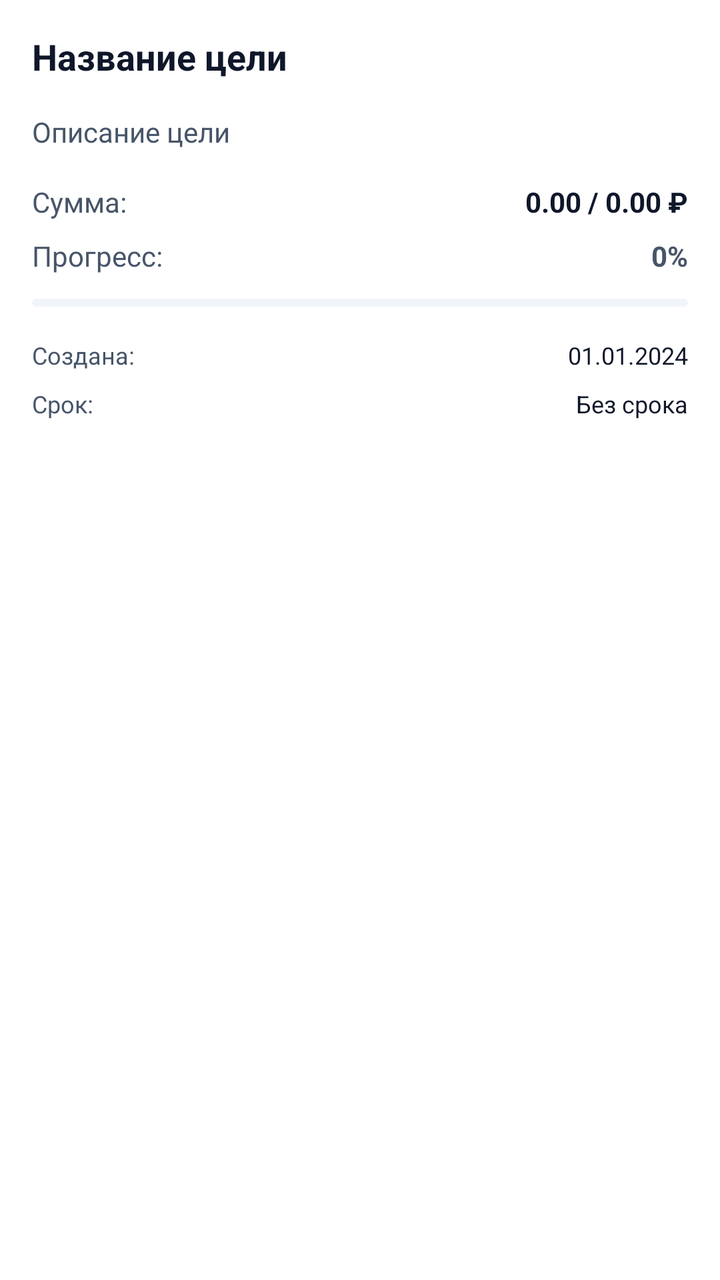
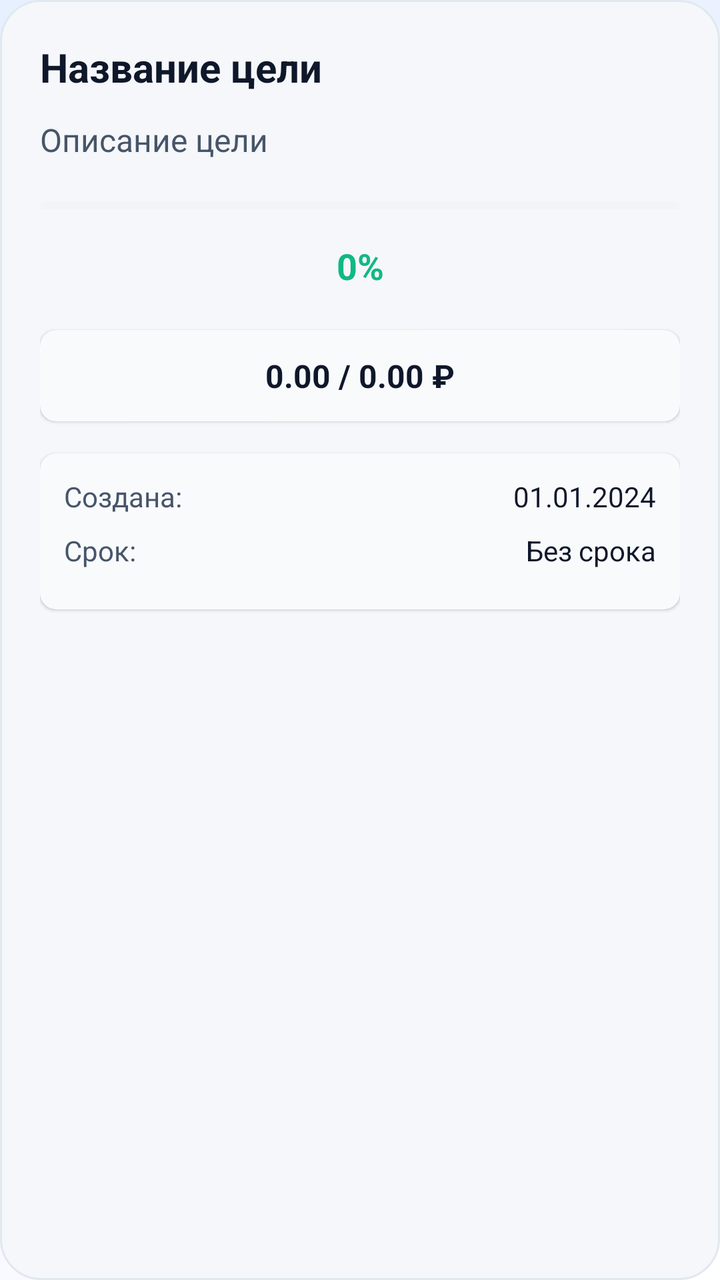

The first picture is an Android layout as it rendered before a commit; the second is the same layout after the commit. The layout source and the unified diff follow.
<!-- AndroidManifest.xml: application theme Theme.Capital -->
<!-- res/layout/dialog_goal_info.xml -->
<?xml version="1.0" encoding="utf-8"?>
<LinearLayout xmlns:android="http://schemas.android.com/apk/res/android"
    xmlns:app="http://schemas.android.com/apk/res-auto"
    android:layout_width="match_parent"
    android:layout_height="wrap_content"
    android:orientation="vertical"
    android:padding="16dp"
    android:background="@color/surface_main">

    
    <TextView
        android:id="@+id/titleText"
        android:layout_width="match_parent"
        android:layout_height="wrap_content"
        android:layout_marginBottom="16dp"
        android:text="Название цели"
        android:textColor="@color/text_main_primary"
        android:textSize="18sp"
        android:textStyle="bold" />

    
    <TextView
        android:id="@+id/descriptionText"
        android:layout_width="match_parent"
        android:layout_height="wrap_content"
        android:layout_marginBottom="16dp"
        android:text="Описание цели"
        android:textColor="@color/text_main_secondary"
        android:textSize="14sp" />

    
    <LinearLayout
        android:layout_width="match_parent"
        android:layout_height="wrap_content"
        android:layout_marginBottom="8dp"
        android:orientation="horizontal">

        <TextView
            android:layout_width="0dp"
            android:layout_height="wrap_content"
            android:layout_weight="1"
            android:text="Сумма:"
            android:textColor="@color/text_main_secondary"
            android:textSize="14sp" />

        <TextView
            android:id="@+id/amountText"
            android:layout_width="wrap_content"
            android:layout_height="wrap_content"
            android:text="0.00 / 0.00 ₽"
            android:textColor="@color/text_main_primary"
            android:textSize="14sp"
            android:textStyle="bold" />

    </LinearLayout>

    
    <LinearLayout
        android:layout_width="match_parent"
        android:layout_height="wrap_content"
        android:layout_marginBottom="12dp"
        android:orientation="horizontal">

        <TextView
            android:layout_width="0dp"
            android:layout_height="wrap_content"
            android:layout_weight="1"
            android:text="Прогресс:"
            android:textColor="@color/text_main_secondary"
            android:textSize="14sp" />

        <TextView
            android:id="@+id/progressText"
            android:layout_width="wrap_content"
            android:layout_height="wrap_content"
            android:text="0%"
            android:textColor="@color/text_main_secondary"
            android:textSize="14sp"
            android:textStyle="bold" />

    </LinearLayout>

    
    <com.google.android.material.progressindicator.LinearProgressIndicator
        android:id="@+id/progressBar"
        android:layout_width="match_parent"
        android:layout_height="8dp"
        android:layout_marginBottom="16dp"
        android:progress="0"
        app:trackColor="@color/divider_main"
        app:trackCornerRadius="4dp"
        app:indicatorColor="@color/accent_green" />

    
    <LinearLayout
        android:layout_width="match_parent"
        android:layout_height="wrap_content"
        android:layout_marginBottom="8dp"
        android:orientation="horizontal">

        <TextView
            android:layout_width="0dp"
            android:layout_height="wrap_content"
            android:layout_weight="1"
            android:text="Создана:"
            android:textColor="@color/text_main_secondary"
            android:textSize="12sp" />

        <TextView
            android:id="@+id/createdAtText"
            android:layout_width="wrap_content"
            android:layout_height="wrap_content"
            android:text="01.01.2024"
            android:textColor="@color/text_main_primary"
            android:textSize="12sp" />

    </LinearLayout>

    
    <LinearLayout
        android:layout_width="match_parent"
        android:layout_height="wrap_content"
        android:orientation="horizontal">

        <TextView
            android:layout_width="0dp"
            android:layout_height="wrap_content"
            android:layout_weight="1"
            android:text="Срок:"
            android:textColor="@color/text_main_secondary"
            android:textSize="12sp" />

        <TextView
            android:id="@+id/deadlineText"
            android:layout_width="wrap_content"
            android:layout_height="wrap_content"
            android:text="Без срока"
            android:textColor="@color/text_main_primary"
            android:textSize="12sp" />

    </LinearLayout>

</LinearLayout>
<!-- resources referenced by this layout -->
<resources>
  <color name="accent_green">#10B981</color>
  <color name="divider_main">#F1F5F9</color>
  <color name="surface_main">#FFFFFF</color>
  <color name="text_main_primary">#0F172A</color>
  <color name="text_main_secondary">#475569</color>
  <style name="Theme.Capital" parent="Base.Theme.Capital" />
  <!-- drawable gradient_background_light (drawable) -->
  <?xml version="1.0" encoding="utf-8"?>
  <shape xmlns:android="http://schemas.android.com/apk/res/android">
      <gradient
          android:startColor="#FFFFFF"
          android:centerColor="#F0F4FF"
          android:endColor="#E6F0FF"
          android:angle="135" />
  </shape>
  <color name="primary_main">#303F9F</color>
  <color name="primary_dark">#1A237E</color>
  <color name="text_white">#FFFFFF</color>
  <color name="text_secondary">#757575</color>
  <color name="black">#000000</color>
  <color name="surface_light">#FDFCFE</color>
  <color name="text_primary">#212121</color>
  <color name="background">#F5F7FA</color>
  <color name="error_main">#F44336</color>
  <style name="Widget.Capital.Button" parent="Widget.MaterialComponents.Button">
          <item name="cornerRadius">12dp</item>
          <item name="android:textColor">@color/text_white</item>
      </style>
  <style name="Widget.Capital.TextInputLayout" parent="Widget.MaterialComponents.TextInputLayout.OutlinedBox">
          <item name="boxCornerRadiusBottomEnd">12dp</item>
          <item name="boxCornerRadiusBottomStart">12dp</item>
          <item name="boxCornerRadiusTopEnd">12dp</item>
          <item name="boxCornerRadiusTopStart">12dp</item>
          <item name="boxStrokeColor">@color/primary_main</item>
          <item name="hintTextColor">@color/text_secondary</item>
          <item name="android:textColorHint">@color/text_secondary</item>
      </style>
  <!-- unchanged entries left out for length: 1 -->
</resources>

<!-- the commit's change to res/layout/dialog_goal_info.xml (unified diff, before → after) -->
@@ -4,18 +4,18 @@
     android:layout_width="match_parent"
     android:layout_height="wrap_content"
     android:orientation="vertical"
-    android:padding="16dp"
-    android:background="@color/surface_main">
+    android:padding="20dp"
+    android:background="@drawable/dialog_background">
 
     
     <TextView
         android:id="@+id/titleText"
         android:layout_width="match_parent"
         android:layout_height="wrap_content"
-        android:layout_marginBottom="16dp"
+        android:layout_marginBottom="12dp"
         android:text="Название цели"
         android:textColor="@color/text_main_primary"
-        android:textSize="18sp"
+        android:textSize="20sp"
         android:textStyle="bold" />
 
     
@@ -23,121 +23,155 @@
         android:id="@+id/descriptionText"
         android:layout_width="match_parent"
         android:layout_height="wrap_content"
-        android:layout_marginBottom="16dp"
+        android:layout_marginBottom="20dp"
         android:text="Описание цели"
         android:textColor="@color/text_main_secondary"
-        android:textSize="14sp" />
-
-    
-    <LinearLayout
-        android:layout_width="match_parent"
-        android:layout_height="wrap_content"
-        android:layout_marginBottom="8dp"
-        android:orientation="horizontal">
-
-        <TextView
-            android:layout_width="0dp"
-            android:layout_height="wrap_content"
-            android:layout_weight="1"
-            android:text="Сумма:"
-            android:textColor="@color/text_main_secondary"
-            android:textSize="14sp" />
-
-        <TextView
-            android:id="@+id/amountText"
-            android:layout_width="wrap_content"
-            android:layout_height="wrap_content"
-            android:text="0.00 / 0.00 ₽"
-            android:textColor="@color/text_main_primary"
-            android:textSize="14sp"
-            android:textStyle="bold" />
-
-    </LinearLayout>
-
-    
-    <LinearLayout
-        android:layout_width="match_parent"
-        android:layout_height="wrap_content"
-        android:layout_marginBottom="12dp"
-        android:orientation="horizontal">
-
-        <TextView
-            android:layout_width="0dp"
-            android:layout_height="wrap_content"
-            android:layout_weight="1"
-            android:text="Прогресс:"
-            android:textColor="@color/text_main_secondary"
-            android:textSize="14sp" />
-
-        <TextView
-            android:id="@+id/progressText"
-            android:layout_width="wrap_content"
-            android:layout_height="wrap_content"
-            android:text="0%"
-            android:textColor="@color/text_main_secondary"
-            android:textSize="14sp"
-            android:textStyle="bold" />
-
-    </LinearLayout>
+        android:textSize="16sp" />
 
     
     <com.google.android.material.progressindicator.LinearProgressIndicator
         android:id="@+id/progressBar"
         android:layout_width="match_parent"
-        android:layout_height="8dp"
+        android:layout_height="12dp"
         android:layout_marginBottom="16dp"
         android:progress="0"
         app:trackColor="@color/divider_main"
-        app:trackCornerRadius="4dp"
+        app:trackCornerRadius="6dp"
         app:indicatorColor="@color/accent_green" />
 
     
-    <LinearLayout
+    <TextView
+        android:id="@+id/progressText"
         android:layout_width="match_parent"
         android:layout_height="wrap_content"
-        android:layout_marginBottom="8dp"
-        android:orientation="horizontal">
-
-        <TextView
-            android:layout_width="0dp"
-            android:layout_height="wrap_content"
-            android:layout_weight="1"
-            android:text="Создана:"
-            android:textColor="@color/text_main_secondary"
-            android:textSize="12sp" />
-
-        <TextView
-            android:id="@+id/createdAtText"
-            android:layout_width="wrap_content"
-            android:layout_height="wrap_content"
-            android:text="01.01.2024"
-            android:textColor="@color/text_main_primary"
-            android:textSize="12sp" />
-
-    </LinearLayout>
+        android:layout_marginBottom="20dp"
+        android:gravity="center"
+        android:text="0%"
+        android:textColor="@color/accent_green"
+        android:textSize="18sp"
+        android:textStyle="bold" />
 
     
-    <LinearLayout
+    <com.google.android.material.card.MaterialCardView
         android:layout_width="match_parent"
         android:layout_height="wrap_content"
-        android:orientation="horizontal">
+        android:layout_marginBottom="16dp"
+        app:cardCornerRadius="8dp"
+        app:cardElevation="1dp"
+        app:cardBackgroundColor="@color/surface_card">
 
-        <TextView
-            android:layout_width="0dp"
+        <LinearLayout
+            android:layout_width="match_parent"
             android:layout_height="wrap_content"
-            android:layout_weight="1"
-            android:text="Срок:"
-            android:textColor="@color/text_main_secondary"
-            android:textSize="12sp" />
+            android:orientation="vertical"
+            android:padding="12dp">
 
-        <TextView
-            android:id="@+id/deadlineText"
-            android:layout_width="wrap_content"
+            <TextView
+                android:id="@+id/amountText"
+                android:layout_width="match_parent"
+                android:layout_height="wrap_content"
+                android:gravity="center"
+                android:text="0.00 / 0.00 ₽"
+                android:textColor="@color/text_main_primary"
+                android:textSize="16sp"
+                android:textStyle="bold" />
+
+        </LinearLayout>
+
+    </com.google.android.material.card.MaterialCardView>
+
+    
+    <com.google.android.material.card.MaterialCardView
+        android:layout_width="match_parent"
+        android:layout_height="wrap_content"
+        app:cardCornerRadius="8dp"
+        app:cardElevation="1dp"
+        app:cardBackgroundColor="@color/surface_card">
+
+        <LinearLayout
+            android:layout_width="match_parent"
             android:layout_height="wrap_content"
-            android:text="Без срока"
-            android:textColor="@color/text_main_primary"
-            android:textSize="12sp" />
+            android:orientation="vertical"
+            android:padding="12dp">
 
-    </LinearLayout>
+            
+            <LinearLayout
+                android:layout_width="match_parent"
+                android:layout_height="wrap_content"
+                android:layout_marginBottom="8dp"
+                android:orientation="horizontal">
+
+                <TextView
+                    android:layout_width="0dp"
+                    android:layout_height="wrap_content"
+                    android:layout_weight="1"
+                    android:text="Создана:"
+                    android:textColor="@color/text_main_secondary"
+                    android:textSize="14sp" />
+
+                <TextView
+                    android:id="@+id/createdAtText"
+                    android:layout_width="wrap_content"
+                    android:layout_height="wrap_content"
+                    android:text="01.01.2024"
+                    android:textColor="@color/text_main_primary"
+                    android:textSize="14sp" />
+
+            </LinearLayout>
+
+            
+            <LinearLayout
+                android:layout_width="match_parent"
+                android:layout_height="wrap_content"
+                android:layout_marginBottom="8dp"
+                android:orientation="horizontal">
+
+                <TextView
+                    android:layout_width="0dp"
+                    android:layout_height="wrap_content"
+                    android:layout_weight="1"
+                    android:text="Срок:"
+                    android:textColor="@color/text_main_secondary"
+                    android:textSize="14sp" />
+
+                <TextView
+                    android:id="@+id/deadlineText"
+                    android:layout_width="wrap_content"
+                    android:layout_height="wrap_content"
+                    android:text="Без срока"
+                    android:textColor="@color/text_main_primary"
+                    android:textSize="14sp" />
+
+            </LinearLayout>
+
+            
+            <LinearLayout
+                android:id="@+id/completedAtContainer"
+                android:layout_width="match_parent"
+                android:layout_height="wrap_content"
+                android:orientation="horizontal"
+                android:visibility="gone">
+
+                <TextView
+                    android:layout_width="0dp"
+                    android:layout_height="wrap_content"
+                    android:layout_weight="1"
+                    android:text="Завершена:"
+                    android:textColor="@color/text_main_secondary"
+                    android:textSize="14sp" />
+
+                <TextView
+                    android:id="@+id/completedAtText"
+                    android:layout_width="wrap_content"
+                    android:layout_height="wrap_content"
+                    android:text="01.01.2024"
+                    android:textColor="@color/status_success"
+                    android:textSize="14sp" />
+
+            </LinearLayout>
+
+        </LinearLayout>
+
+    </com.google.android.material.card.MaterialCardView>
 
 </LinearLayout>
<!-- resource entries referenced after the edit -->
@@ -2,9 +2,19 @@
 <resources>
   <color name="accent_green">#10B981</color>
   <color name="divider_main">#F1F5F9</color>
-  <color name="surface_main">#FFFFFF</color>
+  <color name="status_success">#10B981</color>
+  <color name="surface_card">#F8FAFC</color>
   <color name="text_main_primary">#0F172A</color>
   <color name="text_main_secondary">#475569</color>
+  <!-- drawable dialog_background (drawable) -->
+  <?xml version="1.0" encoding="utf-8"?>
+  <shape xmlns:android="http://schemas.android.com/apk/res/android">
+      <solid android:color="@color/background" />
+      <corners android:radius="20dp" />
+      <stroke
+          android:width="1dp"
+          android:color="@color/border_light" />
+  </shape>
   <style name="Theme.Capital" parent="Base.Theme.Capital" />
   <!-- drawable gradient_background_light (drawable) -->
   <?xml version="1.0" encoding="utf-8"?>
@@ -23,6 +33,7 @@
   <color name="surface_light">#FDFCFE</color>
   <color name="text_primary">#212121</color>
   <color name="background">#F5F7FA</color>
+  <color name="border_light">#E2E8F0</color>
   <color name="error_main">#F44336</color>
   <style name="Widget.Capital.Button" parent="Widget.MaterialComponents.Button">
           <item name="cornerRadius">12dp</item>
